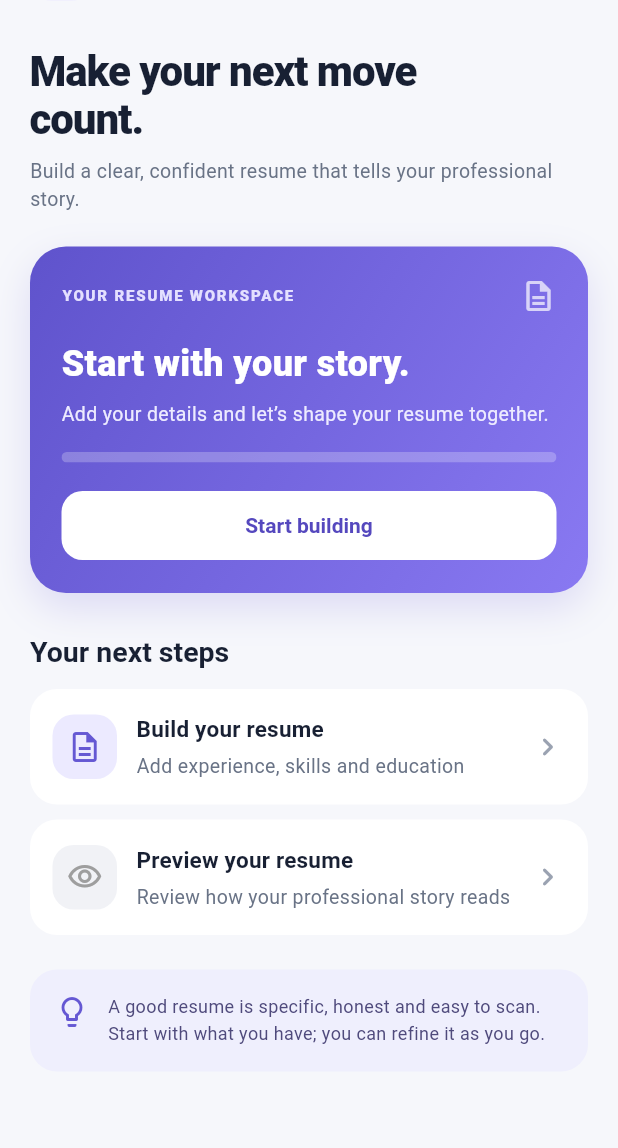
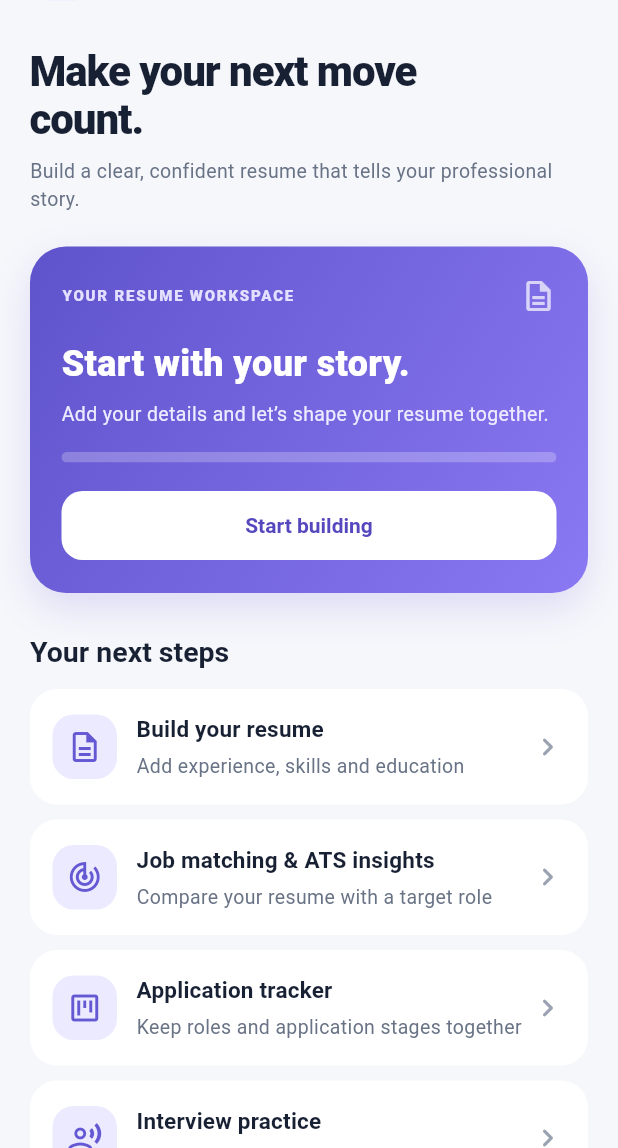
Before and after one commit to renga270122/soulvest-soulskill, a Flutter app: the screen it shows after launch, on a phone screen of 412 x 824 dp, the part 88-1236 px from its top. Run offline on Flutter 3.47's test engine with Material 3 defaults, Android fonts, the phone set to English and light mode, and no system bars; our stand-ins replace shared_preferences.

Commit message:
feat(career): expose career tools from SoulSkill home

```diff
--- a/soulskill_mobile/lib/screens/home_screen.dart
+++ b/soulskill_mobile/lib/screens/home_screen.dart
@@ -4,6 +4,7 @@ import 'package:provider/provider.dart';
 import '../providers/resume_provider.dart';
 import 'resume_editor_screen.dart';
 import 'resume_preview_screen.dart';
+import 'career_tools_screen.dart';
 
 class HomeScreen extends StatelessWidget {
   const HomeScreen({super.key});
@@ -158,6 +159,33 @@ class HomeScreen extends StatelessWidget {
                 ),
                 const SizedBox(height: 10),
                 _ActionTile(
+                  icon: Icons.track_changes_outlined,
+                  title: 'Job matching & ATS insights',
+                  subtitle: 'Compare your resume with a target role',
+                  onTap: () => Navigator.of(context).push(
+                    MaterialPageRoute(builder: (_) => const CareerToolsScreen()),
+                  ),
+                ),
+                const SizedBox(height: 10),
+                _ActionTile(
+                  icon: Icons.view_kanban_outlined,
+                  title: 'Application tracker',
+                  subtitle: 'Keep roles and application stages together',
+                  onTap: () => Navigator.of(context).push(
+                    MaterialPageRoute(builder: (_) => const CareerToolsScreen(initialTool: CareerTool.tracker)),
+                  ),
+                ),
+                const SizedBox(height: 10),
+                _ActionTile(
+                  icon: Icons.record_voice_over_outlined,
+                  title: 'Interview practice',
+                  subtitle: 'Prepare structured answers with STAR',
+                  onTap: () => Navigator.of(context).push(
+                    MaterialPageRoute(builder: (_) => const CareerToolsScreen(initialTool: CareerTool.interview)),
+                  ),
+                ),
+                const SizedBox(height: 10),
+                _ActionTile(
                   icon: Icons.visibility_outlined,
                   title: 'Preview your resume',
                   subtitle: 'Review how your professional story reads',
```
